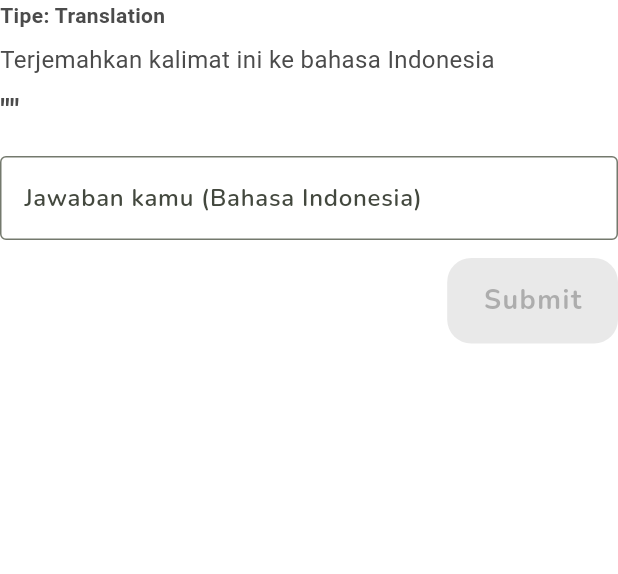
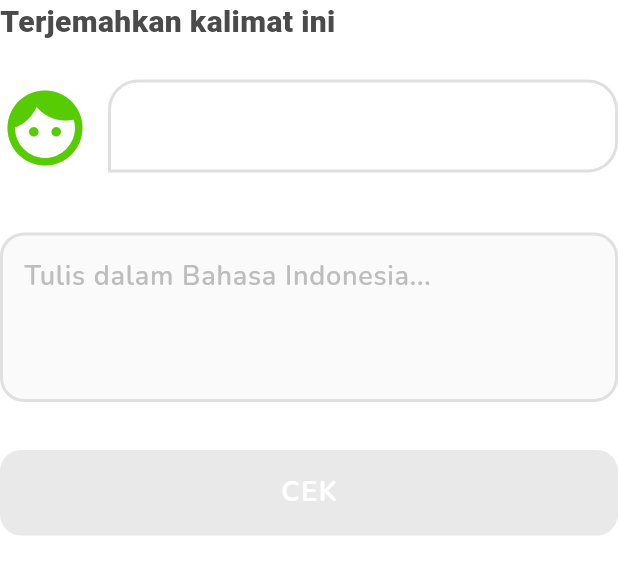
Before and after one commit to r021n/mini_duolingo, a Flutter app: the TranslationExerciseView widget shown alone on an empty page, opened directly with empty values, on a phone screen of 412 x 824 dp. Shown: the top 574 px of the screen. Run offline on Flutter 3.47's test engine with Material 3 defaults, Android fonts, the phone set to English and light mode, and no system bars; our stand-ins replace flutter_riverpod, go_router, google_fonts, shared_preferences; accounts and stored records are empty.

Commit message:
feat: enhance exercise views with improved UI elements and styling

```diff
--- a/lib/features/exercise/presentation/widgets/translation_exercise_view.dart
+++ b/lib/features/exercise/presentation/widgets/translation_exercise_view.dart
@@ -1,4 +1,5 @@
 import 'package:flutter/material.dart';
+import 'package:mini_duolingo/core/theme/app_theme.dart';
 import 'package:mini_duolingo/data/models/exercise.dart';
 import 'package:mini_duolingo/features/exercise/application/exercise_controller.dart';
 
@@ -30,40 +31,93 @@ class _TranslationExerciseViewState extends State<TranslationExerciseView> {
       crossAxisAlignment: CrossAxisAlignment.start,
       children: [
         const Text(
-          'Tipe: Translation',
-          style: TextStyle(fontWeight: FontWeight.bold),
+          'Terjemahkan kalimat ini',
+          style: TextStyle(
+            fontSize: 20,
+            fontWeight: FontWeight.w800,
+            color: AppTheme.textDark,
           ),
-        const SizedBox(height: 8),
-        const Text(
-          'Terjemahkan kalimat ini ke bahasa Indonesia',
-          style: TextStyle(fontSize: 16),
         ),
-        const SizedBox(height: 8),
-        Text(
-          '"${widget.data.prompt}"',
-          style: const TextStyle(fontSize: 20, fontWeight: FontWeight.bold),
+        const SizedBox(height: 24),
+
+        // Ilustrasi + Speech Bubble
+        Row(
+          crossAxisAlignment: CrossAxisAlignment.end,
+          children: [
+            const Icon(
+              Icons.face_rounded,
+              size: 60,
+              color: AppTheme.greenPrimary,
+            ), // Placeholder Mascot
+            const SizedBox(width: 12),
+            Expanded(
+              child: Container(
+                padding: const EdgeInsets.all(16),
+                decoration: BoxDecoration(
+                  border: Border.all(color: Colors.grey.shade300, width: 2),
+                  borderRadius: const BorderRadius.only(
+                    topLeft: Radius.circular(20),
+                    topRight: Radius.circular(20),
+                    bottomRight: Radius.circular(20),
+                    bottomLeft: Radius.circular(0),
                   ),
-        const SizedBox(height: 16),
+                ),
+                child: Text(
+                  widget.data.prompt,
+                  style: const TextStyle(
+                    fontSize: 18,
+                    fontWeight: FontWeight.w600,
+                    color: AppTheme.textDark,
+                  ),
+                ),
+              ),
+            ),
+          ],
+        ),
+
+        const SizedBox(height: 40),
 
         TextField(
           enabled: isAnswering,
-          maxLines: null,
-          decoration: const InputDecoration(
-            labelText: 'Jawaban kamu (Bahasa Indonesia)',
-            border: OutlineInputBorder(),
+          maxLines: 3,
+          style: const TextStyle(fontSize: 18, color: AppTheme.textDark),
+          decoration: InputDecoration(
+            hintText: 'Tulis dalam Bahasa Indonesia...',
+            hintStyle: TextStyle(color: Colors.grey.shade400),
+            filled: true,
+            fillColor: Colors.grey.shade50,
+            border: OutlineInputBorder(
+              borderRadius: BorderRadius.circular(16),
+              borderSide: BorderSide(color: Colors.grey.shade300, width: 2),
             ),
-          onChanged: (value) {
-            setState(() {
-              _userInput = value;
-            });
-          },
+            enabledBorder: OutlineInputBorder(
+              borderRadius: BorderRadius.circular(16),
+              borderSide: BorderSide(color: Colors.grey.shade300, width: 2),
             ),
-        const SizedBox(height: 12),
+            focusedBorder: OutlineInputBorder(
+              borderRadius: BorderRadius.circular(16),
+              borderSide: const BorderSide(
+                color: AppTheme.greenPrimary,
+                width: 2,
+              ),
+            ),
+          ),
+          onChanged: (value) => setState(() => _userInput = value),
+        ),
+
+        const SizedBox(height: 32),
 
         if (isAnswering)
-          Align(
-            alignment: Alignment.centerRight,
+          SizedBox(
+            width: double.infinity,
             child: ElevatedButton(
+              style: ElevatedButton.styleFrom(
+                backgroundColor: AppTheme.greenPrimary,
+                padding: const EdgeInsets.all(16),
+                shape: RoundedRectangleBorder(
+                  borderRadius: BorderRadius.circular(14),
+                ),
+              ),
               onPressed: _userInput.trim().isEmpty
                   ? null
                   : () {
@@ -73,24 +127,41 @@ class _TranslationExerciseViewState extends State<TranslationExerciseView> {
                       );
                       widget.onSubmit(isCorrect);
                     },
-              child: const Text('Submit'),
+              child: const Text(
+                'CEK',
+                style: TextStyle(
+                  color: Colors.white,
+                  fontWeight: FontWeight.bold,
+                ),
+              ),
             ),
           )
         else
-          Column(
+        // Tampilkan Jawaban Benar jika User Salah (di UI Feedback)
+        if (widget.state.lastAnswerCorrect == false)
+          Container(
+            margin: const EdgeInsets.only(top: 10),
+            padding: const EdgeInsets.all(12),
+            decoration: BoxDecoration(
+              color: Colors.red.shade50,
+              borderRadius: BorderRadius.circular(12),
+            ),
+            child: Column(
               crossAxisAlignment: CrossAxisAlignment.start,
               children: [
-              const SizedBox(height: 8),
                 const Text(
-                'Contoh jawaban benar',
-                style: TextStyle(fontWeight: FontWeight.bold),
+                  "Jawaban yang benar:",
+                  style: TextStyle(
+                    color: Colors.red,
+                    fontWeight: FontWeight.bold,
                   ),
-              const SizedBox(height: 4),
+                ),
                 Text(
-                '- ${widget.data.correctAnswers.first}',
-                style: const TextStyle(fontSize: 16),
+                  widget.data.correctAnswers.first,
+                  style: const TextStyle(color: Colors.red),
                 ),
               ],
+            ),
           ),
       ],
     );
@@ -99,9 +170,7 @@ class _TranslationExerciseViewState extends State<TranslationExerciseView> {
   bool _checkAnswer(String input, List<String> correctAnswers) {
     final normalizedUser = _normalize(input);
     for (final ans in correctAnswers) {
-      if (normalizedUser == _normalize(ans)) {
-        return true;
-      }
+      if (normalizedUser == _normalize(ans)) return true;
     }
     return false;
   }
```
Also changed, not shown: lib/features/exercise/presentation/widgets/picture_selection_exercise_view.dart (+65 -52 lines), lib/features/exercise/presentation/widgets/word_tiles_exercise_view.dart (+111 -96 lines). Lines whose indentation alone changed are shown as unchanged.
